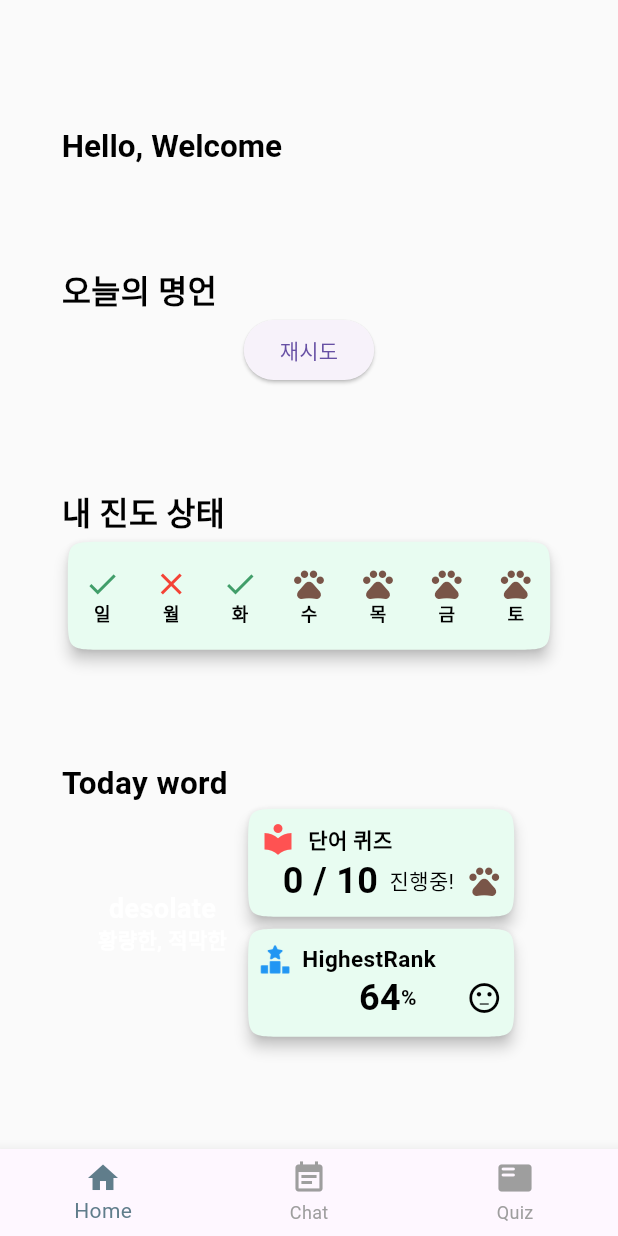
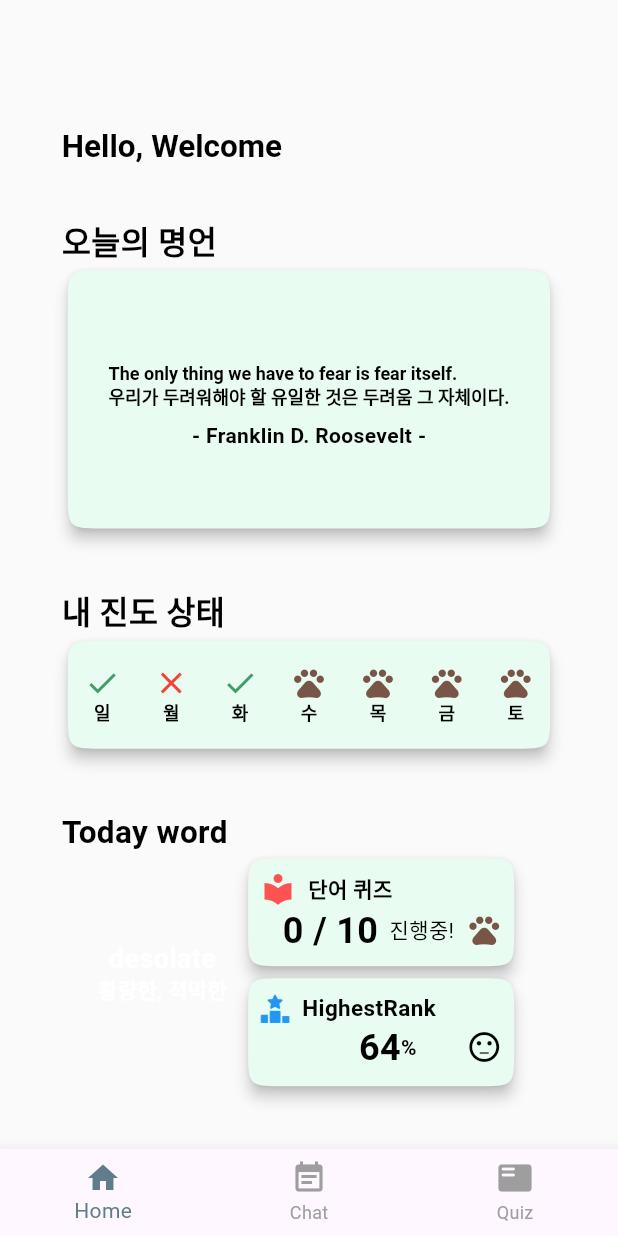
Before and after one commit to OpenBible3438/speaksafari, a Flutter app: the MainPage screen opened by its route, on a phone screen of 412 x 824 dp. Run offline on Flutter 3.47's test engine with Material 3 defaults, Android fonts, the phone set to English and light mode, and no system bars; drawn by our look-alikes of animated_text_kit; our stand-ins replace cloud_firestore, firebase_auth, firebase_core, flutter_markdown, flutter_riverpod, flutter_svg and 3 more; accounts and stored records are empty; network calls fail; Roboto replaces fonts that are missing (soyo_maple).

Commit message:
20240313 won :: feat - UI 개선 	word 크기 증가, font size down

```diff
--- a/lib/src/view/main/home/home_page.dart
+++ b/lib/src/view/main/home/home_page.dart
@@ -73,7 +73,42 @@ class _HomePageState extends State<HomePage> {
       todayWordRate = rate;
     });
   }
+  Widget wordCardComponent(jsons) {
+   return  CardComponent(
+      height: 180,
+      child: Column(
+        mainAxisAlignment: MainAxisAlignment.center,
+        crossAxisAlignment: CrossAxisAlignment.center,
+        children: [
 
+          SingleChildScrollView(
+            child: Padding(
+              padding: const EdgeInsets.all(8.0),
+              child: RichText(
+                text: TextSpan(
+                  style: AppTypo(
+                      typo: const SoyoMaple(),
+                      fontColor: Colors.black,
+                      fontWeight: FontWeight.w600)
+                      .body2,
+                  children: [
+                    TextSpan(text: '${jsons['eng_word']}'),
+                    TextSpan(text: '\n${jsons['kor_word']}'),
+                  ],
+                ),
+              ),
+            ),
+          ),
+          Text('- ${jsons['person']} -',
+              style: AppTypo(
+                  typo: const SoyoMaple(),
+                  fontColor: Colors.black,
+                  fontWeight: FontWeight.w600)
+                  .body1),
+        ],
+      ),
+    );
+  }
   // 단어 퀴즈 Row Widget
   Widget setTodayWordRateWidget() {
     if (todayWordRate > 9) {
@@ -130,7 +165,8 @@ class _HomePageState extends State<HomePage> {
     var width = MediaQuery.of(context).size.width;
     var height = MediaQuery.of(context).size.height;
     // TODO: implement build
-    return Column(
+    return
+      Column(
       mainAxisAlignment: MainAxisAlignment.center,
       crossAxisAlignment: CrossAxisAlignment.center,
       children: [
@@ -175,83 +211,25 @@ class _HomePageState extends State<HomePage> {
             ],
           ),
         ),
+
         FutureBuilder<String>(
           future: getWordFuture,
           builder: (context, snapshot) {
             if (snapshot.connectionState == ConnectionState.waiting) {
-              return const Center(child: CircularProgressIndicator());
+              return const CardComponent(child: CircularProgressIndicator());
             } else if (!snapshot.hasData || snapshot.data!.isEmpty) {
-              return Center(
-                child: Column(
-                  mainAxisAlignment: MainAxisAlignment.center,
-                  children: [
-                    ElevatedButton(
-                      onPressed: reloadData, // 재시도 버튼 클릭 시 reloadData 호출
-                      child: const Text('재시도'),
-                    ),
-                  ],
-                ),
-              );
+              var jsons = jsonDecode('{"eng_word": "The only thing we have to fear is fear itself.", "kor_word" : "우리가 두려워해야 할 유일한 것은 두려움 그 자체이다.", "person" : "Franklin D. Roosevelt"}');
+              return wordCardComponent(jsons);
             } else if (snapshot.hasError) {
               debugPrint('Error : ${snapshot.error}');
-              return Center(
-                child: Column(
-                  mainAxisAlignment: MainAxisAlignment.center,
-                  children: [
-                    ElevatedButton(
-                      onPressed: reloadData, // 재시도 버튼 클릭 시 reloadData 호출
-                      child: const Text('재시도'),
-                    ),
-                  ],
-                ),
-              );
+              var jsons = jsonDecode('{"eng_word": "The only thing we have to fear is fear itself.", "kor_word" : "우리가 두려워해야 할 유일한 것은 두려움 그 자체이다.", "person" : "Franklin D. Roosevelt"}');
+
+              return wordCardComponent(jsons);
             } else {
               var jsons = jsonDecode(snapshot.data ??
                   '{"eng_word": "The only thing we have to fear is fear itself.", "kor_word" : "우리가 두려워해야 할 유일한 것은 두려움 그 자체이다.", "person" : "Franklin D. Roosevelt"}');
-              return CardComponent(
-                height: 150,
-                child: Column(
-                  mainAxisAlignment: MainAxisAlignment.center,
-                  crossAxisAlignment: CrossAxisAlignment.center,
-                  children: [
-                    // Text(
-                    //     '${jsons['eng_word']}',
-                    //     style: AppTypo(typo: const SoyoMaple(), fontColor: Colors.black, fontWeight: FontWeight.w600).body4
-                    // ),
-                    // Text(
-                    //     '${jsons['kor_word']}',
-                    //     style: AppTypo(typo: const SoyoMaple(), fontColor: Colors.black, fontWeight: FontWeight.w600).body4
-                    // ),
-                    // Text(
-                    //     '${jsons['person']}',
-                    //     style: AppTypo(typo: const SoyoMaple(), fontColor: Colors.black, fontWeight: FontWeight.w600).body4
-                    // ),
+              return wordCardComponent(jsons);
 
-                    Padding(
-                      padding: const EdgeInsets.all(8.0),
-                      child: RichText(
-                        text: TextSpan(
-                          style: AppTypo(
-                                  typo: const SoyoMaple(),
-                                  fontColor: Colors.black,
-                                  fontWeight: FontWeight.w600)
-                              .body1,
-                          children: [
-                            TextSpan(text: '${jsons['eng_word']}'),
-                            TextSpan(text: '\n${jsons['kor_word']}'),
-                          ],
-                        ),
-                      ),
-                    ),
-                    Text('- ${jsons['person']} -',
-                        style: AppTypo(
-                                typo: const SoyoMaple(),
-                                fontColor: Colors.black,
-                                fontWeight: FontWeight.w600)
-                            .body1),
-                  ],
-                ),
-              );
             }
           },
         ),
```
Also changed, not shown: 1 other file.
